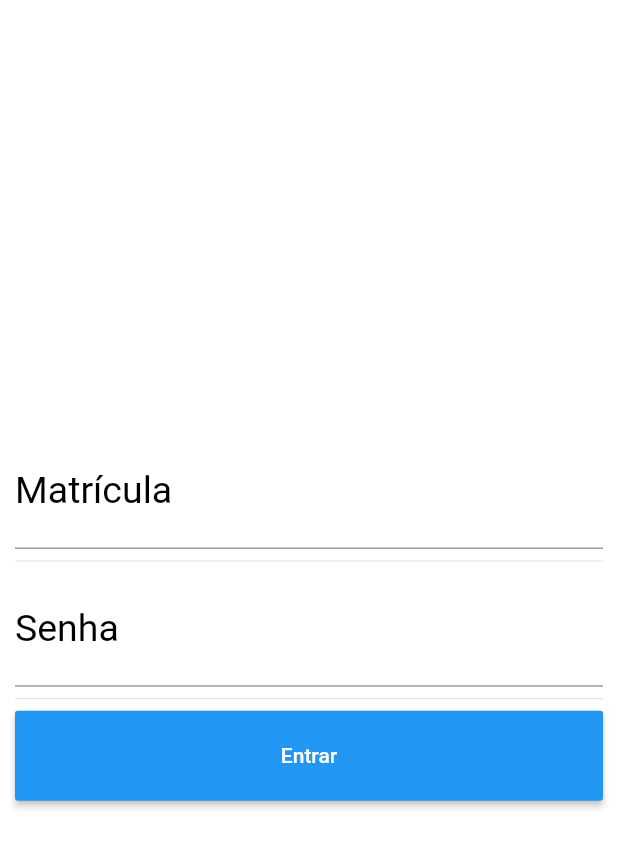
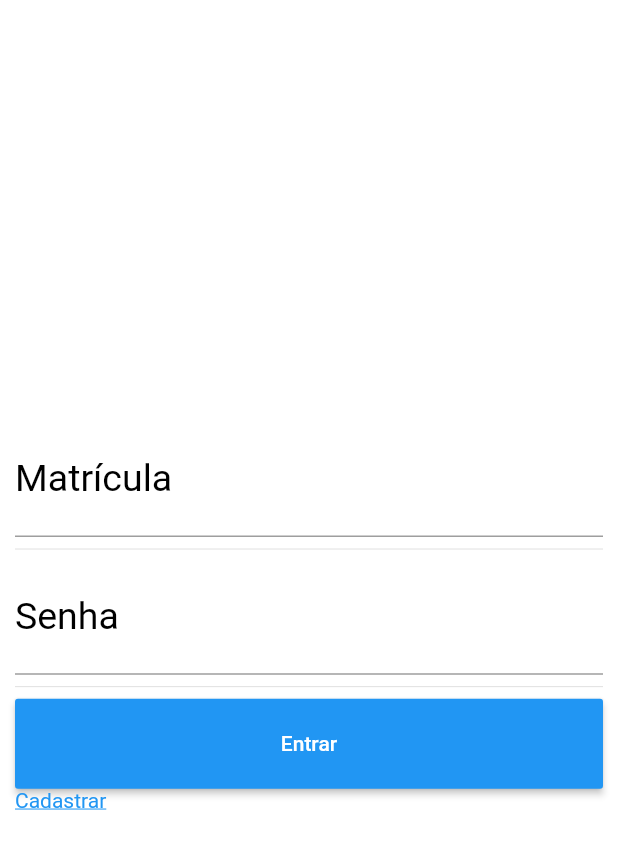
Before and after one commit to estudo-de-caso-4/Trabalho-Quinta, a Flutter app: the screen it shows after launch, on a phone screen of 412 x 824 dp. Shown: the top 849 px of the screen. Run offline on Flutter 3.47's test engine with Material 2 defaults, Android fonts, the phone set to English and light mode, and no system bars.

Commit message:
Add rotas

```diff
--- a/projeto_prova/lib/main.dart
+++ b/projeto_prova/lib/main.dart
@@ -1,4 +1,7 @@
 import 'package:flutter/material.dart';
+import 'package:projeto_prova/view/cadastro_docente.dart';
+import 'package:projeto_prova/view/formulario_docente1.dart';
+import 'package:projeto_prova/view/formulario_docente2.dart';
 import 'package:projeto_prova/view/login_docente.dart';
 
 void main() => runApp(Home());
@@ -17,7 +20,9 @@ class _HomeState extends State<Home> {
         initialRoute: '/',
         routes: {
         '/': (context) => LoginDocente(),
-
+        '/TelaCadastro': (context) => CadastroDocente(),
+        '/TelaFormulario1': (context) => FormularioDocente1(),
+        '/TelaFormulario2': (context) => FormularioDocente2(),
       },
     );
   }
--- a/projeto_prova/lib/view/login_docente.dart
+++ b/projeto_prova/lib/view/login_docente.dart
@@ -43,14 +43,24 @@ class _LoginDocenteState extends State<LoginDocente> {
               ButtonTheme(
                 height: 60.0,
                 child: RaisedButton(
-                  onPressed: () => {},
+                  onPressed: () => {
+                    Navigator.pushNamed(context, '/TelaFormulario1'),
+                  },
                   child: Text(
                     'Entrar',
                     style: TextStyle(color: Colors.white),
                   ),
                   color: Colors.blue,
                 ),
-              )
+              ),
+              GestureDetector(
+                  child: Text("Cadastrar",
+                      style: TextStyle(
+                          decoration: TextDecoration.underline,
+                          color: Colors.blue)),
+                  onTap: () {
+                    Navigator.pushNamed(context, '/TelaCadastro');
+                  })
             ],
           ),
         ),
```
Also changed, not shown: projeto_prova/lib/view/formulario_docente1.dart (added, +17 -0 lines), projeto_prova/lib/view/formulario_docente2.dart (added, +17 -0 lines), projeto_prova/lib/view/formulario_docente.dart (deleted).
